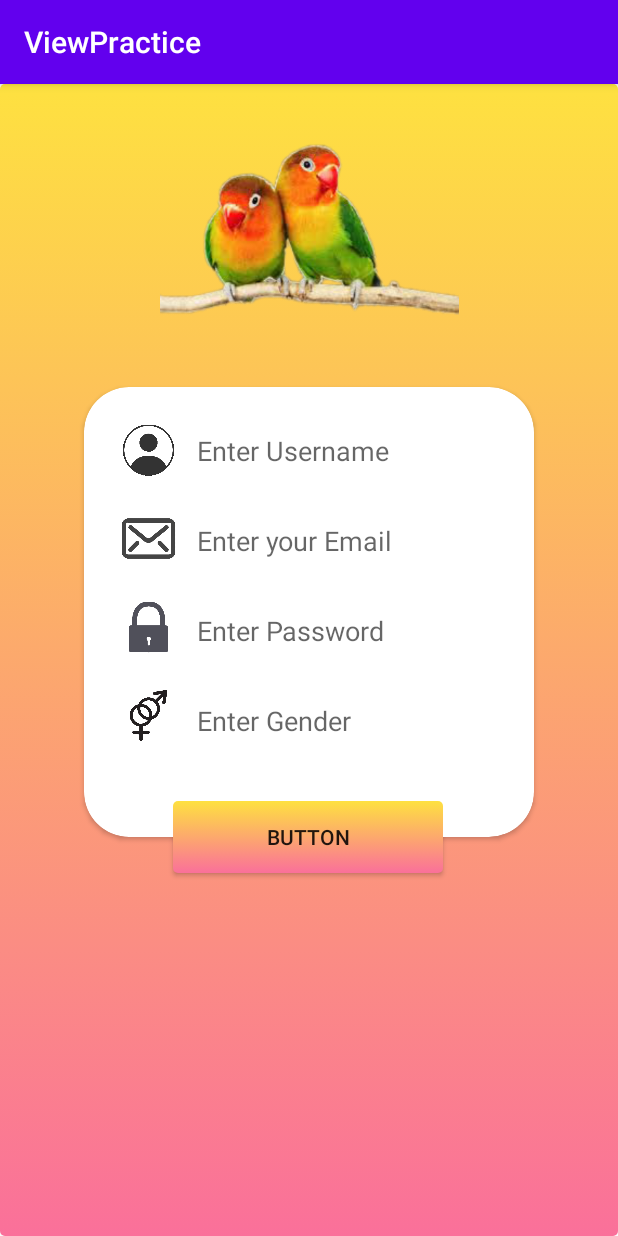
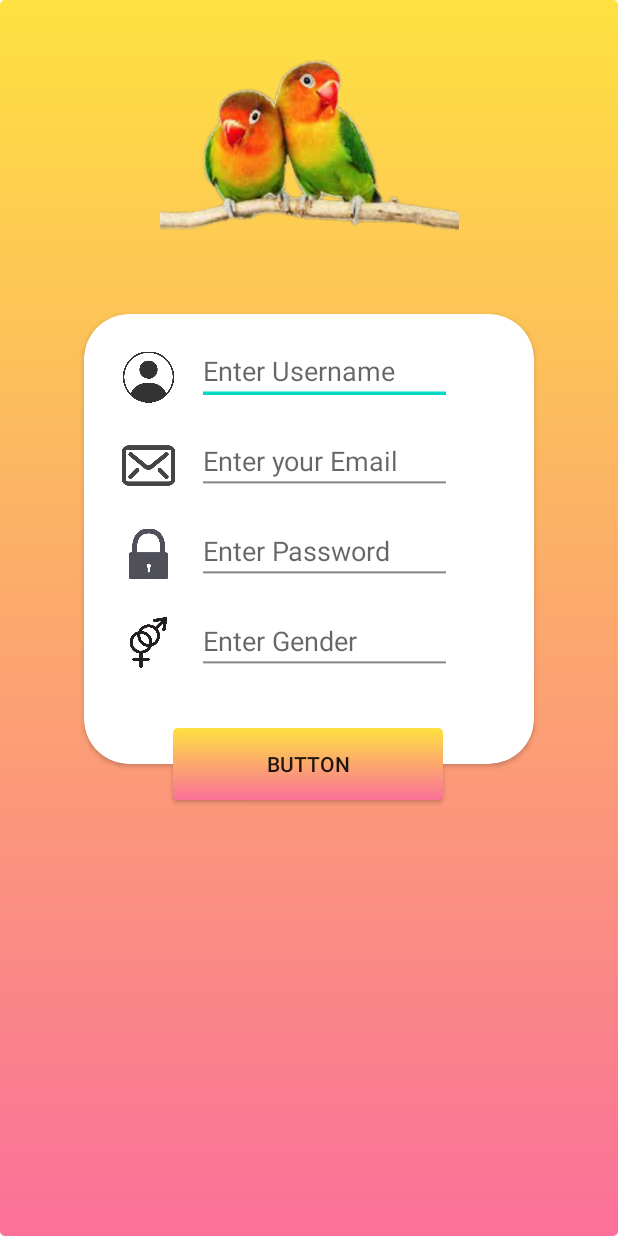
Before and after one commit to Abjtkr05/AndroidDev, an Android app: the ConstraintLayout screen opened directly, with no data from a screen before it, on a phone screen of 412 x 824 dp. Run offline under Robolectric (Android 15) with nearby library versions, the phone set to English and light mode, and no system bars.

Commit message:
ViewPractice

```diff
--- a/ViewPractice/app/src/main/java/com/example/viewpractice/ConstraintLayout.kt
+++ b/ViewPractice/app/src/main/java/com/example/viewpractice/ConstraintLayout.kt
@@ -7,5 +7,6 @@ class ConstraintLayout : AppCompatActivity() {
     override fun onCreate(savedInstanceState: Bundle?) {
         super.onCreate(savedInstanceState)
         setContentView(R.layout.activity_constraint_layout)
+        supportActionBar?.hide()
     }
 }
--- a/ViewPractice/app/src/main/res/layout/activity_constraint_layout.xml
+++ b/ViewPractice/app/src/main/res/layout/activity_constraint_layout.xml
@@ -60,42 +60,42 @@
         android:translationX="25dp"
         android:translationY="202dp" />
 
-    <TextView
+    <EditText
         android:id="@+id/textView"
         android:layout_width="170dp"
         android:layout_height="wrap_content"
         android:hint="Enter Username"
         android:textSize="18sp"
         android:translationX="75dp"
-        android:translationY="30dp" />
+        android:translationY="15dp" />
 
-    <TextView
+    <EditText
         android:id="@+id/textView2"
         android:layout_width="170dp"
         android:layout_height="wrap_content"
         android:hint="Enter your Email"
         android:textSize="18sp"
         android:translationX="75dp"
-        android:translationY="90dp" />
+        android:translationY="75dp" />
 
-    <TextView
+    <EditText
         android:id="@+id/textView3"
         android:layout_width="170dp"
         android:layout_height="wrap_content"
         android:hint="Enter Password"
         android:textSize="18sp"
         android:translationX="75dp"
-        android:translationY="150dp" />
+        android:translationY="135dp" />
 
 
-    <TextView
+    <EditText
         android:id="@+id/textView5"
         android:layout_width="170dp"
         android:layout_height="wrap_content"
         android:hint="Enter Gender"
         android:textSize="18sp"
         android:translationX="75dp"
-        android:translationY="210dp" />
+        android:translationY="195dp" />
 
   </android.support.v7.widget.CardView>
 
--- a/ViewPractice/app/src/main/res/values-night/themes.xml
+++ b/ViewPractice/app/src/main/res/values-night/themes.xml
@@ -2,8 +2,8 @@
     <!-- Base application theme. -->
     <style name="Theme.ViewPractice" parent="Theme.AppCompat.Light.DarkActionBar">
         <!-- Primary brand color. -->
-        <item name="colorPrimary">@color/purple_200</item>
-        <item name="colorPrimaryDark">@color/purple_700</item>
+        <item name="colorPrimary">@color/black</item>
+        <item name="colorPrimaryDark">#fee140</item>
         <item name="colorAccent">@color/teal_200</item>
         <!-- Customize your theme here. -->
     </style>
--- a/ViewPractice/app/src/main/res/values/themes.xml
+++ b/ViewPractice/app/src/main/res/values/themes.xml
@@ -2,7 +2,7 @@
     <!-- Base application theme. -->
     <style name="Theme.ViewPractice" parent="Theme.AppCompat.Light.DarkActionBar">
         <!-- Primary brand color. -->
-        <item name="colorPrimary">@color/purple_500</item>
+        <item name="colorPrimary">#fee140</item>
         <item name="colorPrimaryDark">@color/purple_700</item>
         <item name="colorAccent">@color/teal_200</item>
         <!-- Customize your theme here. -->
```
